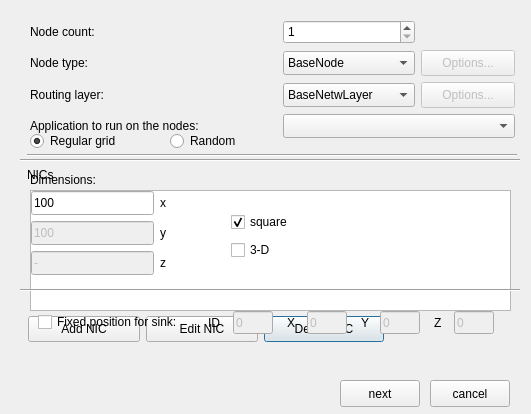
First picture: the form in configurator/QT/node.ui, repository sommer/veins, before the edit.
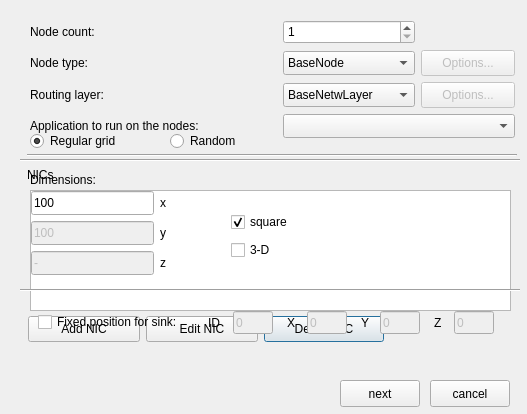
Second picture: the form after the edit. Icons and pictures are not drawn.

Diff of the .ui file:
```diff
--- a/configurator/QT/node.ui
+++ b/configurator/QT/node.ui
@@ -5,7 +5,7 @@
    <rect>
     <x>0</x>
     <y>0</y>
-    <width>531</width>
+    <width>527</width>
     <height>414</height>
    </rect>
   </property>
```
Left out of the diff: 30 changed lines with no effect on the pictures.
